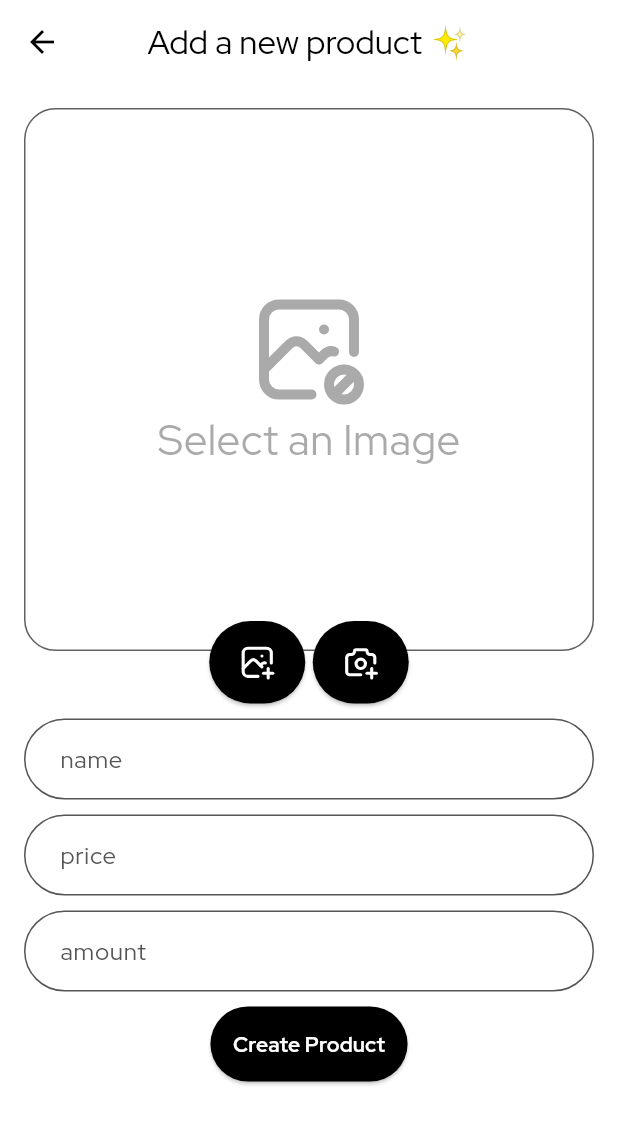
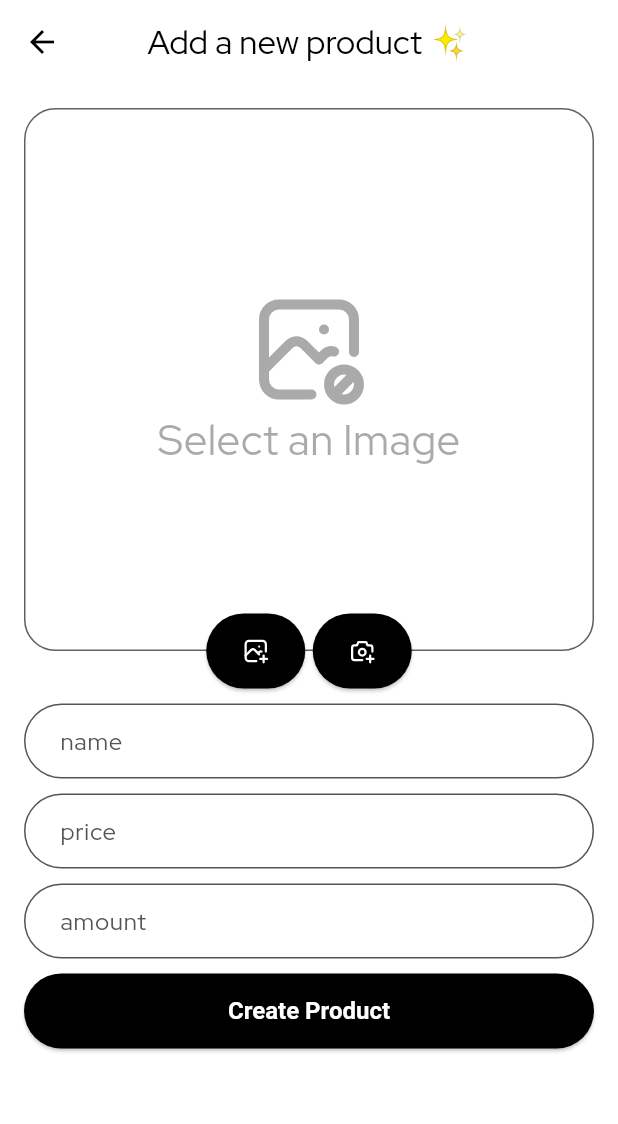
Before and after one commit to jhonquitian1305/order_picker_flutter, a Flutter app: the NewProductDemo screen opened directly, on a phone screen of 412 x 824 dp. Shown: the top 1124 px of the screen. Run offline on Flutter 3.47's test engine with Material 2 defaults, Android fonts, the phone set to English and light mode, and no system bars; our stand-ins replace firebase_core, firebase_storage, flutter_riverpod, google_fonts, image_picker, jwt_decoder and 2 more; accounts and stored records are empty.

Commit message:
adjust style details

```diff
--- a/lib/presentation/screens/create_product_screen.dart
+++ b/lib/presentation/screens/create_product_screen.dart
@@ -66,13 +66,7 @@ class _NewProductDemoState extends State<NewProductDemo> {
               mainAxisAlignment: MainAxisAlignment.center,
               children: [
                 Button(
-                  child: const Text(
-                    'Create Product',
-                    style: TextStyle(
-                      color: Colors.white,
-                      fontWeight: FontWeight.w700,
-                    ),
-                  ),
+                  child: const Text('Create Product'),
                   onPressed: () async {
                     if (!validNewProduct()) {
                       return;
--- a/lib/presentation/widgets/button.dart
+++ b/lib/presentation/widgets/button.dart
@@ -1,26 +1,43 @@
 import 'package:flutter/material.dart';
 
 class Button extends StatelessWidget {
-  void Function() onPressed;
-  Widget child;
+  final void Function() onPressed;
+  final Widget child;
+  final bool expanded;
 
-  Button({
+  const Button({
     super.key,
     required this.onPressed,
     required this.child,
+    this.expanded = true,
   });
 
   @override
   Widget build(BuildContext context) {
-    return ElevatedButton(
-      style: ButtonStyle(
-        backgroundColor: MaterialStateProperty.all(Colors.black),
-        shape: MaterialStateProperty.all(
-            RoundedRectangleBorder(borderRadius: BorderRadius.circular(9999))),
-        padding: MaterialStateProperty.all(const EdgeInsets.all(15)),
+    if (expanded) {
+      return Expanded(
+        child: baseButton(),
+      );
+    }
+    return baseButton();
+  }
+
+  Widget baseButton() {
+    return ConstrainedBox(
+      constraints: const BoxConstraints(maxHeight: 50, minHeight: 50),
+      child: ElevatedButton(
+        style: ButtonStyle(
+          textStyle: MaterialStateProperty.all(
+            const TextStyle(fontWeight: FontWeight.w700, fontSize: 16),
+          ),
+          foregroundColor: MaterialStateProperty.all(Colors.white),
+          backgroundColor: MaterialStateProperty.all(Colors.black),
+          shape: MaterialStateProperty.all(RoundedRectangleBorder(
+              borderRadius: BorderRadius.circular(9999))),
+        ),
+        onPressed: onPressed,
+        child: Center(child: child),
       ),
-      onPressed: onPressed,
-      child: child,
     );
   }
 }
--- a/lib/presentation/widgets/image_filed.dart
+++ b/lib/presentation/widgets/image_filed.dart
@@ -66,7 +66,7 @@ class _ImageFieldState extends State<ImageField> {
                     ),
                   ),
           ),
-          Container(height: 35, color: Colors.transparent),
+          Container(height: 25, color: Colors.transparent),
         ]),
         Positioned(
           bottom: 0,
@@ -83,24 +83,22 @@ class _ImageFieldState extends State<ImageField> {
       mainAxisAlignment: MainAxisAlignment.center,
       children: [
         Button(
+          expanded: false,
           onPressed: () {
             _getFromGallery();
           },
           child: const Icon(
             TablerIcons.photo_plus,
-            color: Colors.white,
-            size: 25,
           ),
         ),
         const SizedBox(width: 5),
         Button(
+          expanded: false,
           onPressed: () {
             _getFromCamera();
           },
           child: const Icon(
             TablerIcons.camera_plus,
-            color: Colors.white,
-            size: 25,
           ),
         ),
       ],
--- a/lib/presentation/widgets/rounded_text_field.dart
+++ b/lib/presentation/widgets/rounded_text_field.dart
@@ -16,10 +16,12 @@ class RoundedTextField extends StatelessWidget {
 
   @override
   Widget build(BuildContext context) {
-    return TextField(
+    return ConstrainedBox(
+      constraints: const BoxConstraints(maxHeight: 50),
+      child: TextField(
         decoration: InputDecoration(
             contentPadding:
-              const EdgeInsets.symmetric(vertical: 15, horizontal: 20),
+                const EdgeInsets.symmetric(vertical: 16, horizontal: 20),
             labelStyle: const TextStyle(color: Color.fromRGBO(85, 85, 85, 1)),
             enabledBorder: const OutlineInputBorder(
               borderSide: BorderSide(color: Color.fromRGBO(85, 85, 85, 1)),
@@ -36,6 +38,7 @@ class RoundedTextField extends StatelessWidget {
             hintText: hintText),
         keyboardType: keyboardType,
         onChanged: onChanged,
+      ),
     );
   }
 }
```
Lines whose indentation alone changed are shown as unchanged.
